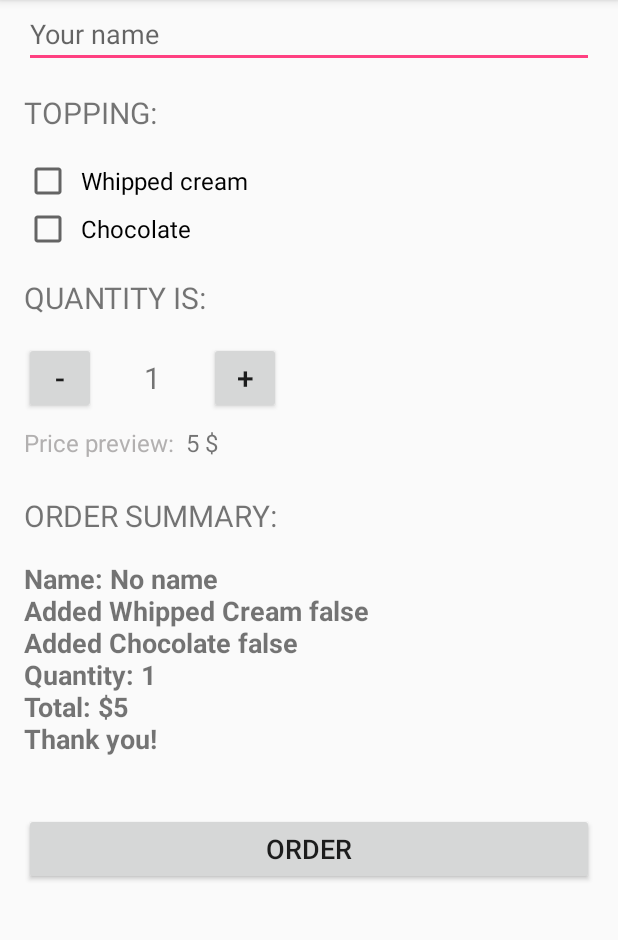
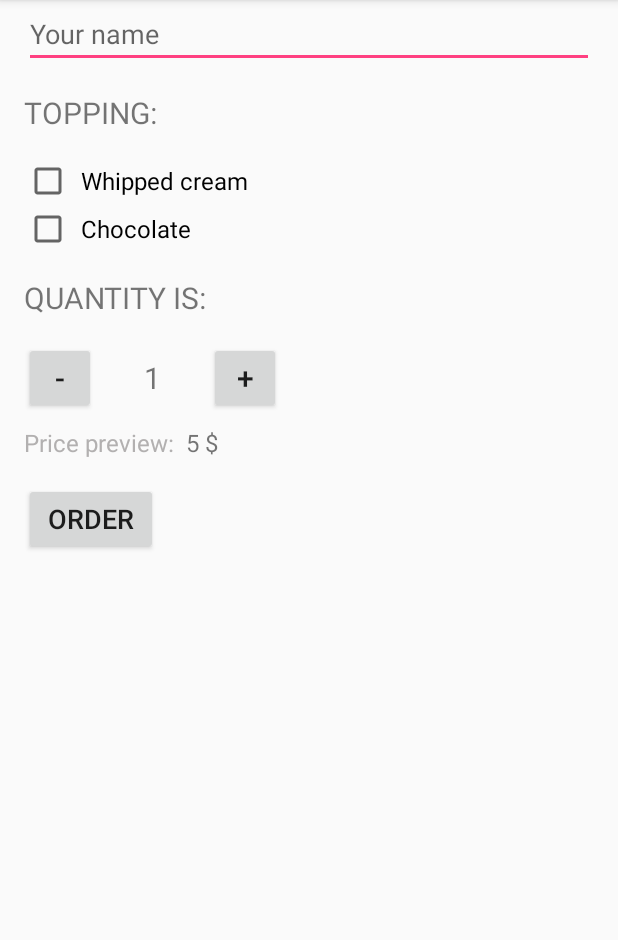
Before and after one commit to creatorAndDev/justjava, an Android app: the screen it shows after launch (MainActivity), after a tap on "ORDER", on a phone screen of 412 x 824 dp, the part 84-1024 px from its top. Run offline under Robolectric (Android 15) with nearby library versions, the phone set to English and light mode, and no system bars.

Commit message:
+ add Intent email

```diff
--- a/app/src/main/java/ua/com/kl/yuri/justjava/MainActivity.java
+++ b/app/src/main/java/ua/com/kl/yuri/justjava/MainActivity.java
@@ -7,6 +7,8 @@
  */
 package ua.com.kl.yuri.justjava;
 
+import android.content.Intent;
+import android.net.Uri;
 import android.os.Bundle;
 import android.support.v7.app.AppCompatActivity;
 import android.text.Editable;
@@ -102,7 +104,7 @@ public class MainActivity extends AppCompatActivity {
     public void incrementOrder(View view) {
         //modals text
         Toast modalIncrement = Toast.makeText(getApplicationContext(),
-                "Нельзя заказать кофе более 15 чашек", Toast.LENGTH_SHORT);
+                "Извините, но кофе на всех не хватит! :) Нельзя заказать более 15 чашек!", Toast.LENGTH_SHORT);
 
         if (quantity == 15) {
             this.quantity = 15;
@@ -118,7 +120,7 @@ public class MainActivity extends AppCompatActivity {
     public void decrementOrder(View view) {
         //modals text
         Toast modalDecrement = Toast.makeText(getApplicationContext(),
-                "Нельзя заказать кофе менее 1 чашки", Toast.LENGTH_SHORT);
+                "Извините, но нельзя заказать кофе менее 1 чашки!", Toast.LENGTH_SHORT);
 
         if (quantity == 1) {
             this.quantity = 1;
@@ -151,8 +153,22 @@ public class MainActivity extends AppCompatActivity {
         String infoSummary = submitOrderSummary();
         String priceMessage = infoSummary + "Total: $" + (quantity * 5 + selectWhippedCream + selectChocolate);
         String textMessage = priceMessage + "\n" + "Thank you!" + "\n";
+//
+//        displayMessage(textMessage);
 
-        displayMessage(textMessage);
+        /** Intent Email **/
+        Intent intent = new Intent();
+
+        intent.setAction(Intent.ACTION_SEND);
+        intent.setType("text/plain");
+
+        intent.putExtra(Intent.EXTRA_EMAIL, "wimg.markup@gmail.com");
+        intent.putExtra(Intent.EXTRA_SUBJECT, "Theme: Testing my app");
+        intent.putExtra(Intent.EXTRA_TEXT, textMessage);
+
+        if (intent.resolveActivity(getPackageManager()) != null) {
+            startActivity(intent);
+        }
     }
 
     /**
@@ -175,8 +191,8 @@ public class MainActivity extends AppCompatActivity {
     /**
      * This method displays the given text on the screen.
      */
-    private void displayMessage(String message) {
-        TextView orderSummaryTextView = (TextView) findViewById(R.id.order_summary_text_view);
-        orderSummaryTextView.setText(message);
-    }
+//    private void displayMessage(String message) {
+//        TextView orderSummaryTextView = (TextView) findViewById(R.id.order_summary_text_view);
+//        orderSummaryTextView.setText(message);
+//    }
 }
--- a/app/src/main/res/layout/activity_main.xml
+++ b/app/src/main/res/layout/activity_main.xml
@@ -145,29 +145,29 @@
                 android:textAllCaps="false"/>
         </LinearLayout>
 
-        <TextView
-            android:layout_width="match_parent"
-            android:layout_height="wrap_content"
-            android:layout_marginTop="24dp"
-            android:paddingLeft="16dp"
-            android:paddingRight="16dp"
-            android:text="Order summary:"
-            android:textSize="20sp"
-            android:textAllCaps="true" />
+        <!--<TextView-->
+            <!--android:layout_width="match_parent"-->
+            <!--android:layout_height="wrap_content"-->
+            <!--android:layout_marginTop="24dp"-->
+            <!--android:paddingLeft="16dp"-->
+            <!--android:paddingRight="16dp"-->
+            <!--android:text="Order summary:"-->
+            <!--android:textSize="20sp"-->
+            <!--android:textAllCaps="true" />-->
 
-        <TextView
-            android:id="@+id/order_summary_text_view"
-            android:layout_width="match_parent"
-            android:layout_height="wrap_content"
-            android:layout_marginTop="16dp"
-            android:paddingLeft="16dp"
-            android:paddingRight="16dp"
-            android:text="$ 0.00"
-            android:textSize="18sp"
-            android:textStyle="bold"/>
+        <!--<TextView-->
+            <!--android:id="@+id/order_summary_text_view"-->
+            <!--android:layout_width="match_parent"-->
+            <!--android:layout_height="wrap_content"-->
+            <!--android:layout_marginTop="16dp"-->
+            <!--android:paddingLeft="16dp"-->
+            <!--android:paddingRight="16dp"-->
+            <!--android:text="$ 0.00"-->
+            <!--android:textSize="18sp"-->
+            <!--android:textStyle="bold"/>-->
 
         <Button
-            android:layout_width="match_parent"
+            android:layout_width="wrap_content"
             android:layout_height="wrap_content"
             android:layout_marginLeft="16dp"
             android:layout_marginRight="16dp"
```
